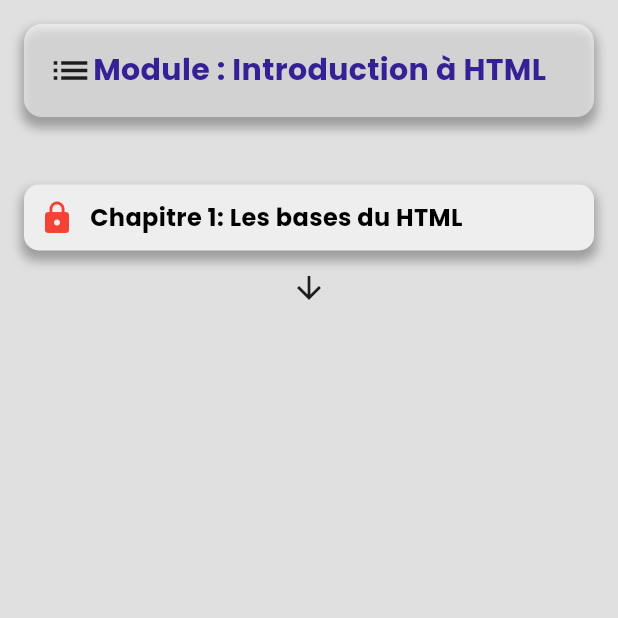
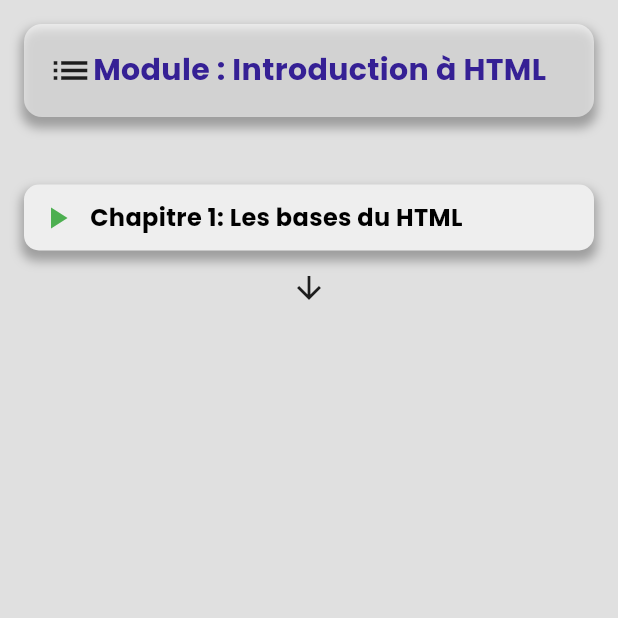
Before and after one commit to Godisouleymane/Nerd-app, a Flutter app: the CourseProgressScreen screen opened directly, on a phone screen of 412 x 824 dp, the top half of it. Run offline on Flutter 3.47's test engine with Material 3 defaults, Android fonts, the phone set to English and light mode, and no system bars; our stand-ins replace cloud_firestore, firebase_auth, firebase_core, flutter_svg, google_fonts, google_sign_in and 1 more; missing offline and left inert: dev_icons; accounts and stored records are empty.

Commit message:
styler le ui de la page html

```diff
--- a/lib/views/parcours/html/screenHTML.dart
+++ b/lib/views/parcours/html/screenHTML.dart
@@ -118,15 +118,13 @@ class _CourseProgressScreenState extends State<CourseProgressScreen> {
               ),
               child:  Row(
                 children: [
-                  isUnlocked
-                      ? const Icon(Icons.play_arrow, color: Colors.green)
-                      : const Icon(Icons.lock, color: Colors.red),
+               const Icon(Icons.play_arrow, color: Colors.green),
                   const SizedBox(width: 10),
                   Flexible(
                     child: Text(
                       chapter.title,
                       softWrap: true,
-                      style: TextStyle(
+                      style: const TextStyle(
                         fontSize: 16.0,
                         fontWeight: FontWeight.bold,
                         color: Colors.black,
```
